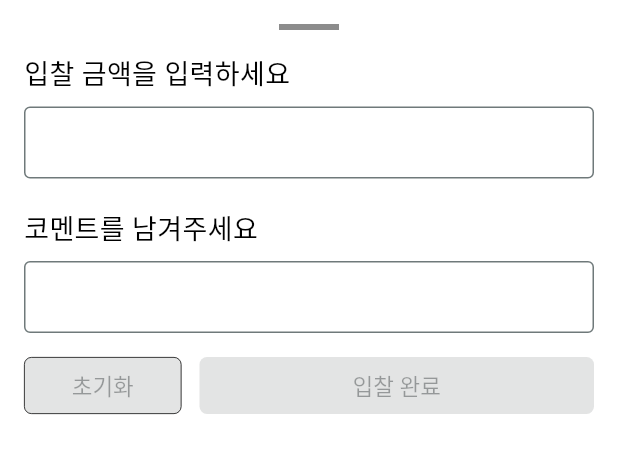
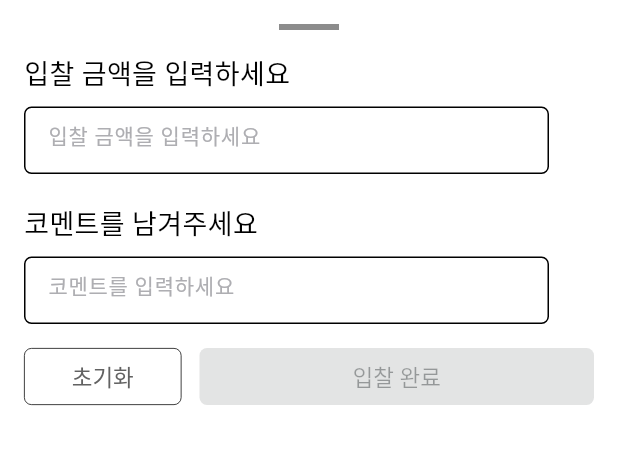
Before and after one commit to gdsc-ssu/anbd-app, a Flutter app: the BidBottomSheet widget shown alone on an empty page, opened directly with empty values, on a phone screen of 412 x 824 dp. Shown: the top 454 px of the screen. Run offline on Flutter 3.47's test engine with Material 3 defaults, Android fonts, the phone set to English and light mode, and no system bars; our stand-ins replace flutter_svg, go_router, shared_preferences, smooth_page_indicator; accounts and stored records are empty; Roboto replaces fonts that are missing (PretendardExtraBold, PretendardRegular, PretendardSemiBold).

Commit message:
[feat] 입찰 Textfield 스타일 수정

```diff
--- a/lib/screens/detail/bid_bottom_sheet.dart
+++ b/lib/screens/detail/bid_bottom_sheet.dart
@@ -23,8 +23,11 @@ class _BidBottomSheetState extends State<BidBottomSheet> {
     super.dispose();
   }
 
-  void _onBidAmountChanged(String value) {
-    setState(() => isBidButtonEnabled = value.isNotEmpty);
+  void _onTextChanged() {
+    setState(() {
+      isBidButtonEnabled = _bidController.text.isNotEmpty &&
+          _commentController.text.isNotEmpty;
+    });
   }
 
   void _submitBid() {
@@ -48,7 +51,6 @@ class _BidBottomSheetState extends State<BidBottomSheet> {
     }
   }
 
-
   @override
   Widget build(BuildContext context) {
     return Padding(
@@ -63,52 +65,49 @@ class _BidBottomSheetState extends State<BidBottomSheet> {
           const SizedBox(height: 16),
           const Text("입찰 금액을 입력하세요", style: AnbdTextStyle.TitleSB18),
           const SizedBox(height: 8),
-          TextField(
-            controller: _bidController,
-            keyboardType: TextInputType.number,
-            onChanged: _onBidAmountChanged,
-            // enabled: isBidButtonEnabled,
-            // ✅ 입찰 후 입력 비활성화
-            decoration: const InputDecoration(
-              border: OutlineInputBorder(),
-              suffixText: "원",
-              contentPadding: EdgeInsets.symmetric(vertical: 8, horizontal: 15),
+
+          Container(
+            width: 350,
+            height: 45,
+            child: BasicTextField(
+              controller: _bidController,
+              hintText: "입찰 금액을 입력하세요",
+              onChanged: (value) => _onTextChanged(),
             ),
           ),
+
           const SizedBox(height: 20),
           const Text("코멘트를 남겨주세요", style: AnbdTextStyle.TitleSB18),
           const SizedBox(height: 8),
-          TextField(
-            controller: _commentController,
-            keyboardType: TextInputType.text,
-            // enabled: isBidButtonEnabled, // ✅ 입찰 후 입력 비활성화
-            decoration: const InputDecoration(
-              border: OutlineInputBorder(),
-              contentPadding: EdgeInsets.symmetric(vertical: 8, horizontal: 15),
+
+          Container(
+            width: 350,
+            height: 45,
+            child: BasicTextField(
+              controller: _commentController,
+              hintText: "코멘트를 입력하세요",
+              onChanged: (value) => _onTextChanged(),
             ),
           ),
+
           const SizedBox(height: 16),
           Row(
             children: [
               ResetButton(
-                onPressed: isBidButtonEnabled // ✅ 비활성화 상태에서는 초기화 불가능
-                    ? () {
+                onPressed: () {
                   setState(() {
                     _bidController.clear();
                     _commentController.clear();
-                    isBidButtonEnabled = false; // ✅ 버튼 상태 초기화
+
                   });
-                }
-                    : null,
+                },
               ),
               const SizedBox(width: 12),
               Expanded(
                 child: BasicButton(
                   text: isBidButtonEnabled ? "입찰하기" : "입찰 완료",
-                  // ✅ 텍스트 변경
-                  isClickable: true,
+                  isClickable: isBidButtonEnabled,
                   onPressed: isBidButtonEnabled ? _submitBid : null,
-                  // ✅ 비활성화 상태에서 클릭 불가능
                   size: BasicButtonSize.SMALL,
                 ),
               ),
--- a/lib/screens/detail/detail_screen.dart
+++ b/lib/screens/detail/detail_screen.dart
@@ -4,7 +4,6 @@ import 'package:anbd/screens/detail/recommend_list.dart';
 import 'package:anbd/screens/detail/report_button.dart';
 import 'package:flutter/material.dart';
 import 'package:flutter_svg/flutter_svg.dart';
-import 'package:anbd/constants/constants.dart';
 import 'package:anbd/widgets/widgets.dart';
 import 'package:anbd/screens/detail/detail_viewmodel.dart';
 import 'package:provider/provider.dart';
--- a/lib/widgets/basic_text_field.dart
+++ b/lib/widgets/basic_text_field.dart
@@ -4,11 +4,13 @@ import 'package:flutter/material.dart';
 class BasicTextField extends StatelessWidget {
   final TextEditingController controller;
   final String hintText;
+  final ValueChanged<String>? onChanged;
 
   const BasicTextField({
     super.key,
     required this.controller,
     required this.hintText,
+    this.onChanged,
   });
 
   @override
@@ -16,6 +18,7 @@ class BasicTextField extends StatelessWidget {
     return TextField(
       controller: controller,
       style: AnbdTextStyle.Body14,
+      onChanged: onChanged, // ✅ 추가
       decoration: InputDecoration(
         hintText: hintText,
         hintStyle: AnbdTextStyle.Body14.copyWith(color: AnbdColor.systemGray03),
```
